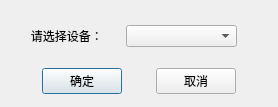
First picture: the form in source/devaddrinputdialog.ui, repository pengnianchun/S12-BT-QT, before the edit.
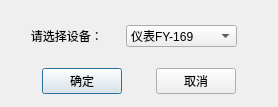
Second picture: the form after the edit. Icons and pictures are not drawn.

```diff
--- a/source/devaddrinputdialog.ui
+++ b/source/devaddrinputdialog.ui
@@ -40,11 +40,6 @@
        </item>
        <item>
         <widget class="QComboBox" name="comboBox">
-         <item>
-          <property name="text">
-           <string/>
-          </property>
-         </item>
          <item>
           <property name="text">
            <string>仪表FY-169</string>
```
